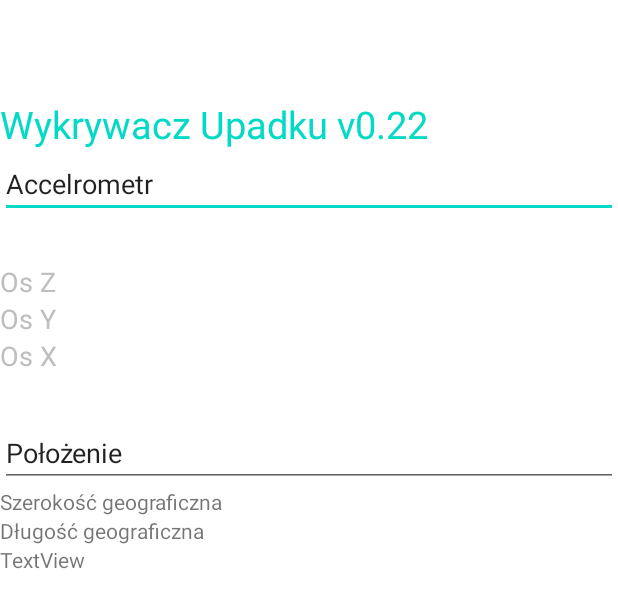
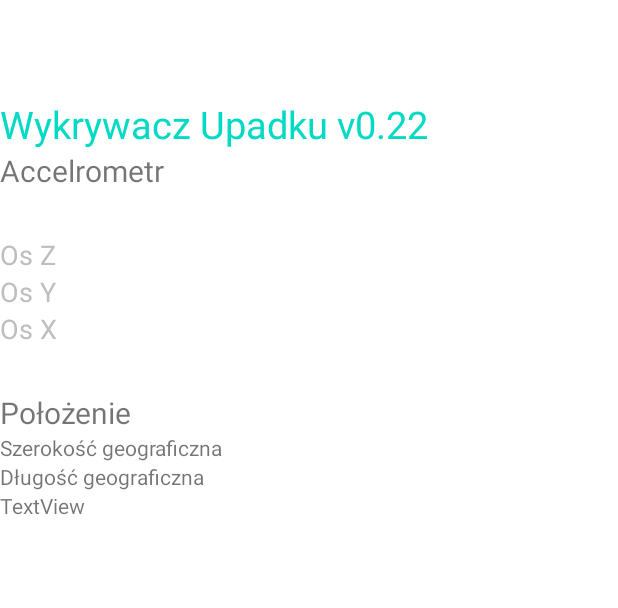
Before and after one commit to Fabix21/Fall-Detector, an Android app: the layout activity_main.xml on its own in the app's theme, with its tools: preview values and no code run, on a phone screen of 412 x 824 dp. Shown: the top 608 px of the screen. Run offline under Robolectric (Android 15) with nearby library versions, the phone set to English and light mode, and no system bars.

```diff
--- a/app/build.gradle
+++ b/app/build.gradle
@@ -31,6 +31,7 @@ dependencies {
     implementation 'com.google.android.material:material:1.0.0'
     implementation 'androidx.navigation:navigation-fragment:2.0.0'
     implementation 'androidx.navigation:navigation-ui:2.0.0'
+    implementation 'androidx.preference:preference:1.1.0-rc01'
     testImplementation 'junit:junit:4.12'
     androidTestImplementation 'androidx.test.ext:junit:1.1.1'
     androidTestImplementation 'androidx.test.espresso:espresso-core:3.2.0'
--- a/app/src/main/res/layout/activity_main.xml
+++ b/app/src/main/res/layout/activity_main.xml
@@ -1,15 +1,18 @@
-<RelativeLayout xmlns:android="http://schemas.android.com/apk/res/android"
+<androidx.constraintlayout.widget.ConstraintLayout xmlns:android="http://schemas.android.com/apk/res/android"
+    xmlns:app="http://schemas.android.com/apk/res-auto"
     xmlns:tools="http://schemas.android.com/tools"
-    android:id="@+id/rl"
     android:layout_width="match_parent"
     android:layout_height="match_parent"
-    tools:context=".MainActivity" >
+    tools:context=".MainActivity">
 
     <LinearLayout
-        android:layout_width="match_parent"
-        android:layout_height="match_parent"
+        android:id="@+id/linearLayout"
+        android:layout_width="416dp"
+        android:layout_height="600dp"
         android:background="@android:color/background_light"
-        android:orientation="vertical">
+        android:orientation="vertical"
+        app:layout_constraintStart_toStartOf="parent"
+        app:layout_constraintTop_toTopOf="parent">
 
         <TextView
             android:id="@+id/textView1"
@@ -20,13 +23,12 @@
             android:textColor="@color/colorAccent"
             android:textSize="25sp" />
 
-        <EditText
+        <TextView
             android:id="@+id/editText"
             android:layout_width="match_parent"
             android:layout_height="wrap_content"
-            android:ems="10"
-            android:inputType="textPersonName"
-            android:text="@string/accelrometr" />
+            android:text="@string/accelrometr"
+            android:textSize="20sp" />
 
         <TextView
             android:id="@+id/textView4"
@@ -55,13 +57,12 @@
             android:textColor="@android:color/secondary_text_dark"
             android:textSize="18sp" />
 
-        <EditText
+        <TextView
             android:id="@+id/editText2"
             android:layout_width="match_parent"
             android:layout_height="wrap_content"
-            android:ems="10"
-            android:inputType="textPersonName"
-            android:text="@string/po_o_enie" />
+            android:text="@string/po_o_enie"
+            android:textSize="20sp" />
 
         <TextView
             android:id="@+id/textView"
@@ -82,4 +83,4 @@
             android:text="TextView" />
     </LinearLayout>
 
-</RelativeLayout>
+</androidx.constraintlayout.widget.ConstraintLayout>
--- a/app/src/main/res/values/styles.xml
+++ b/app/src/main/res/values/styles.xml
@@ -1,20 +1,13 @@
 <resources>
 
-    <!-- Base application theme. -->
     <style name="AppTheme" parent="Theme.AppCompat.Light.DarkActionBar">
-        <!-- Customize your theme here. -->
-        <item name="colorPrimary">@color/colorPrimary</item>
-        <item name="colorPrimaryDark">@color/colorPrimaryDark</item>
-        <item name="colorAccent">@color/colorAccent</item>
+        <item name="windowActionBar">true</item>
+        <item name="windowNoTitle">false</item>
+        <item name="android:windowContentOverlay">@null</item>
+        <item name="colorPrimary">@color/design_default_color_primary</item>
+        <item name="colorPrimaryDark">@color/design_default_color_primary_dark</item>
+        <item name="colorAccent">@color/design_default_color_primary</item>
+        <item name="android:navigationBarColor">@android:color/tertiary_text_light</item>
     </style>
 
-    <style name="AppTheme.NoActionBar">
-        <item name="windowActionBar">false</item>
-        <item name="windowNoTitle">true</item>
-    </style>
-
-    <style name="AppTheme.AppBarOverlay" parent="ThemeOverlay.AppCompat.Dark.ActionBar" />
-
-    <style name="AppTheme.PopupOverlay" parent="ThemeOverlay.AppCompat.Light" />
-
 </resources>
```
Also changed, not shown: app/src/main/AndroidManifest.xml (+5 -8 lines), app/src/main/java/com/name/accelerometr/MainActivity.java (+12 -2 lines), app/src/main/java/com/name/accelerometr/WelcomeScreen.java (+8 -0 lines), app/src/main/res/menu/settings.xml (added, +8 -0 lines), app/src/main/res/values/arrays.xml (added, +12 -0 lines), app/src/main/res/values/strings.xml (+16 -0 lines), app/src/main/res/xml/root_preferences.xml (added, +35 -0 lines).
